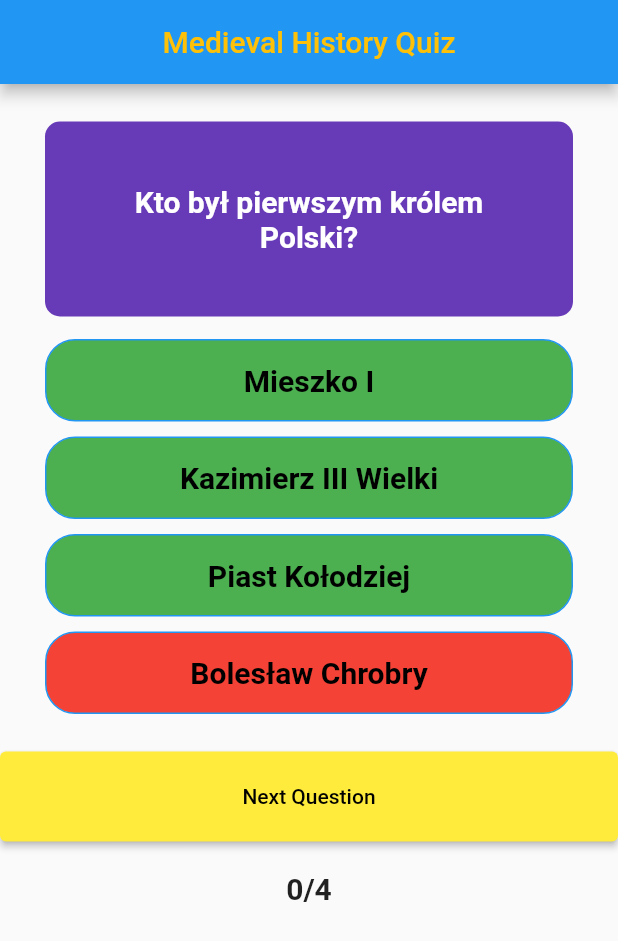
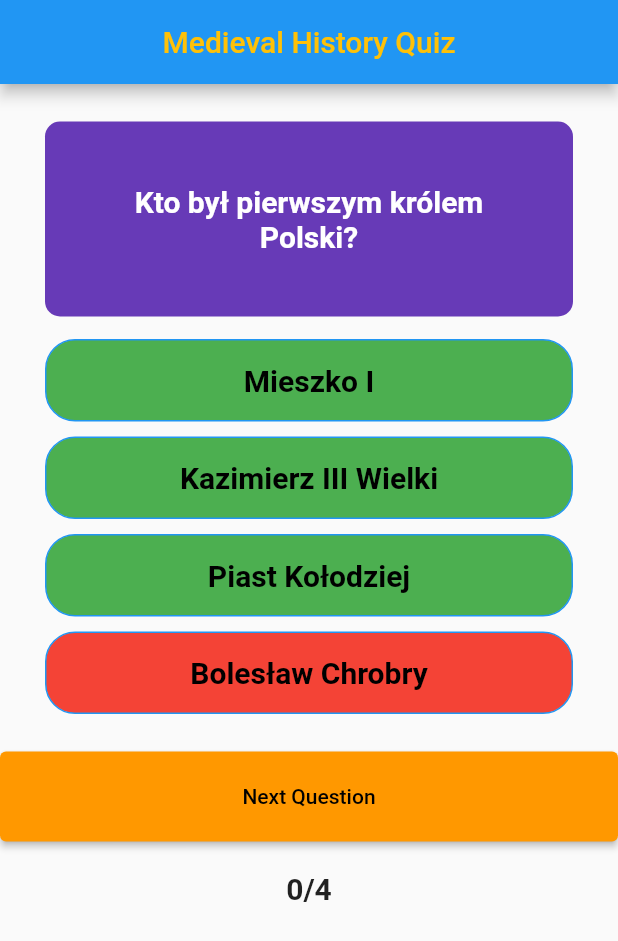
Before and after one commit to christopherwozniak/medieval_quiz, a Flutter app: the screen it shows after launch, on a phone screen of 412 x 824 dp. Shown: the top 941 px of the screen. Run offline on Flutter 3.47's test engine with Material 2 defaults, Android fonts, the light colour scheme and no system bars.

Commit message:
Change next page color and add printscreen

```diff
--- a/lib/main.dart
+++ b/lib/main.dart
@@ -13,7 +13,7 @@ class MyApp extends StatelessWidget {
     return MaterialApp(
       title: 'Flutter Demo',
       theme: ThemeData(
-        primarySwatch: Colors.yellow,
+        primarySwatch: Colors.orange,
       ),
       home: const Home(),
     );
```
Also changed, not shown: flutter_01.png (added).
